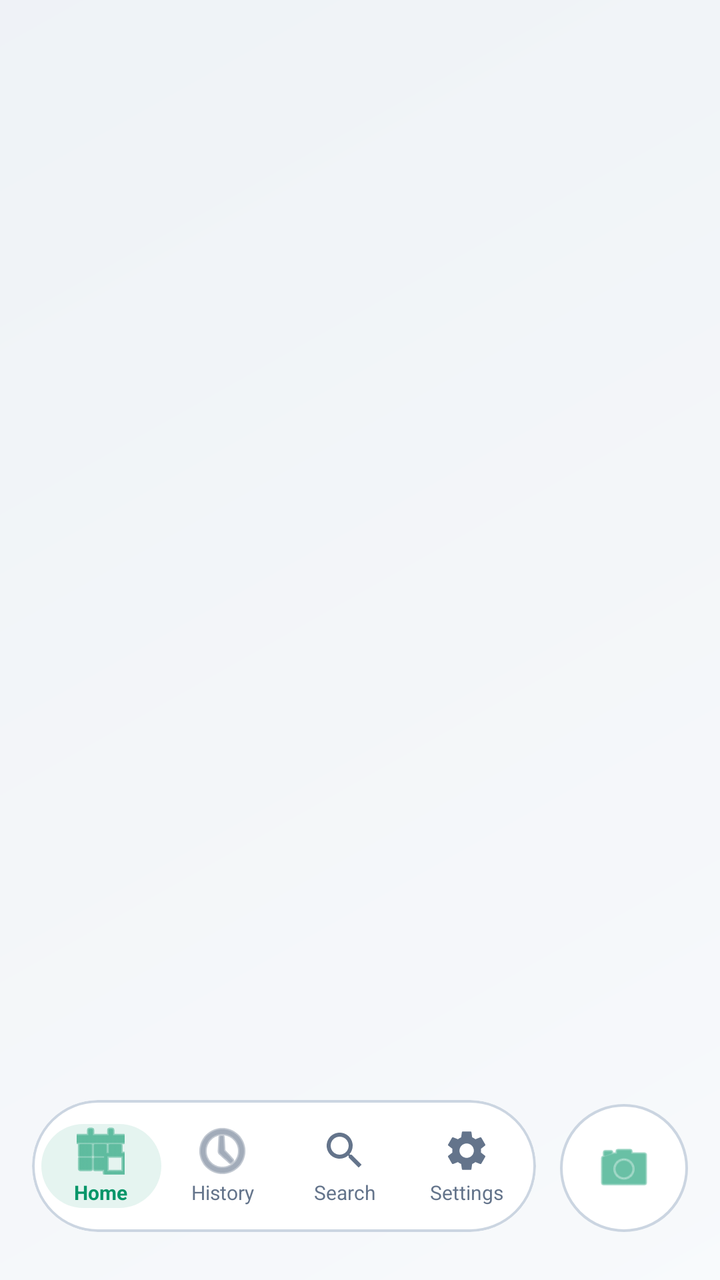
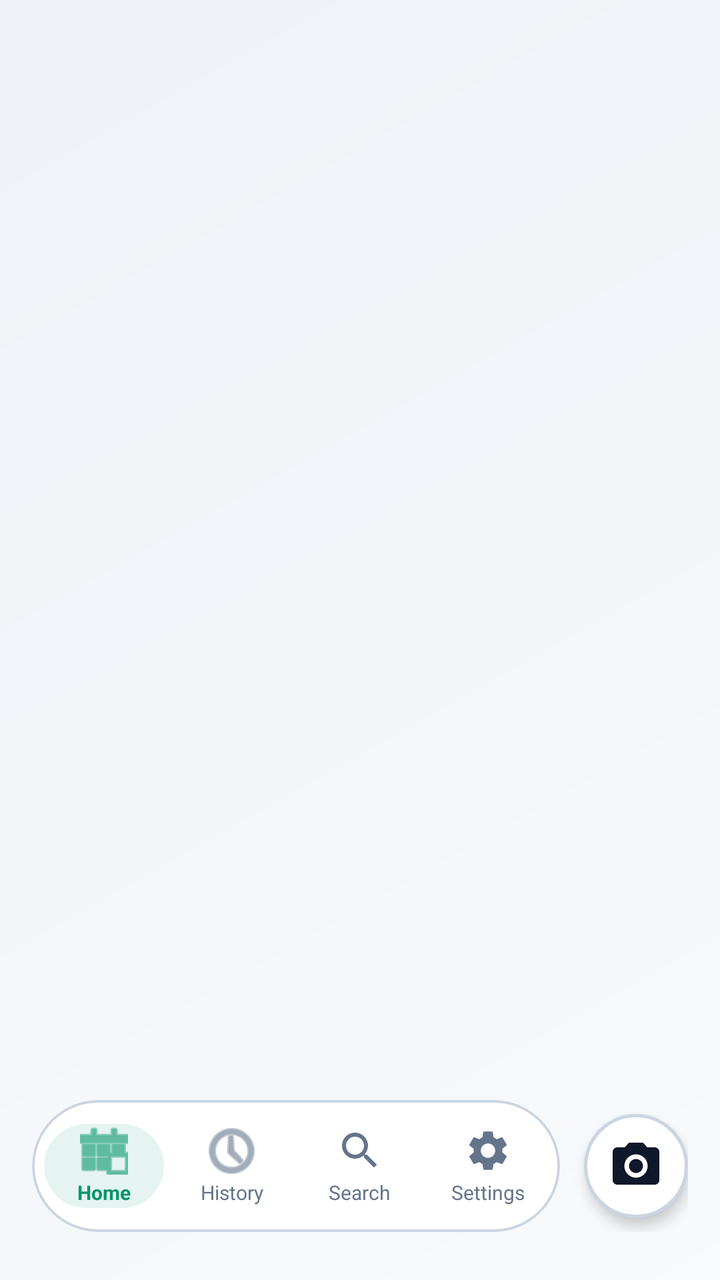

Two renders of the same Android screen: before a commit and after it. Below are the layout's source before the change and the commit's diff.
<!-- AndroidManifest.xml: activity theme Theme.OCRMedicationApp -->
<!-- res/layout/activity_main.xml -->
<?xml version="1.0" encoding="utf-8"?>
<androidx.constraintlayout.widget.ConstraintLayout
    xmlns:android="http://schemas.android.com/apk/res/android"
    xmlns:app="http://schemas.android.com/apk/res-auto"
    xmlns:tools="http://schemas.android.com/tools"
    android:layout_width="match_parent"
    android:layout_height="match_parent"
    android:background="@color/app_background"
    tools:context=".MainActivity">

    
    <View
        android:layout_width="match_parent"
        android:layout_height="match_parent"
        android:background="@drawable/main_background_gradient"
        android:alpha="0.4"/>

    
    <androidx.viewpager2.widget.ViewPager2
        android:id="@+id/mainViewPager"
        android:layout_width="match_parent"
        android:layout_height="0dp"
        app:layout_constraintTop_toTopOf="parent"
        app:layout_constraintBottom_toBottomOf="parent"/>

    
    <androidx.constraintlayout.widget.ConstraintLayout
        android:id="@+id/bottomNavRow"
        android:layout_width="match_parent"
        android:layout_height="wrap_content"
        android:paddingHorizontal="16dp"
        android:paddingBottom="24dp"
        app:layout_constraintBottom_toBottomOf="parent">

        
        <FrameLayout
            android:id="@+id/fabScanContainer"
            android:layout_width="64dp"
            android:layout_height="64dp"
            android:background="@drawable/fab_scanner_circle_bg"
            android:contentDescription="@string/desc_scan"
            android:elevation="0dp"
            android:clickable="true"
            android:focusable="true"
            app:layout_constraintBottom_toBottomOf="parent"
            app:layout_constraintEnd_toEndOf="parent">

            <ImageView
                android:id="@+id/fabScan"
                android:layout_width="30dp"
                android:layout_height="30dp"
                android:layout_gravity="center"
                android:src="@android:drawable/ic_menu_camera"
                app:tint="@color/nav_selected"
                android:contentDescription="@string/desc_camera_icon" />
        </FrameLayout>

        
        <com.google.android.material.card.MaterialCardView
            android:id="@+id/bottomNavCard"
            android:layout_width="0dp"
            android:layout_height="66dp"
            android:layout_marginEnd="12dp"
            app:cardBackgroundColor="@color/glass_card_bg"
            app:cardCornerRadius="33dp"
            app:cardElevation="0dp"
            app:strokeColor="@color/glass_stroke"
            app:strokeWidth="1.2dp"
            app:layout_constraintStart_toStartOf="parent"
            app:layout_constraintEnd_toStartOf="@id/fabScanContainer"
            app:layout_constraintBottom_toBottomOf="parent">

            <androidx.constraintlayout.widget.ConstraintLayout
                android:layout_width="match_parent"
                android:layout_height="match_parent"
                android:paddingHorizontal="4dp">

                
                <View
                    android:id="@+id/navIndicator"
                    android:layout_width="60dp"
                    android:layout_height="42dp"
                    android:background="@drawable/nav_indicator"
                    android:visibility="visible"
                    app:layout_constraintTop_toTopOf="parent"
                    app:layout_constraintBottom_toBottomOf="parent"
                    app:layout_constraintStart_toStartOf="@+id/navHomeContainer"
                    app:layout_constraintEnd_toEndOf="@+id/navHomeContainer"/>

                
                <LinearLayout
                    android:id="@+id/navHomeContainer"
                    android:layout_width="0dp"
                    android:layout_height="wrap_content"
                    android:orientation="vertical"
                    android:gravity="center"
                    android:clickable="true"
                    android:focusable="true"
                    android:background="@android:color/transparent"
                    app:layout_constraintTop_toTopOf="parent"
                    app:layout_constraintBottom_toBottomOf="parent"
                    app:layout_constraintStart_toStartOf="parent"
                    app:layout_constraintEnd_toStartOf="@+id/navHistoryContainer">

                    <ImageButton
                        android:id="@+id/navHome"
                        android:layout_width="24dp"
                        android:layout_height="24dp"
                        android:src="@android:drawable/ic_menu_today"
                        android:background="@android:color/transparent"
                        app:tint="@color/nav_selected"
                        android:contentDescription="@string/desc_home"
                        android:clickable="false"
                        android:focusable="false"/>

                    <TextView
                        android:id="@+id/tvNavHome"
                        android:layout_width="wrap_content"
                        android:layout_height="wrap_content"
                        android:text="@string/nav_home"
                        android:textSize="10sp"
                        android:textColor="@color/nav_selected"
                        android:textStyle="bold"
                        android:layout_marginTop="2dp"/>
                </LinearLayout>

                
                <LinearLayout
                    android:id="@+id/navHistoryContainer"
                    android:layout_width="0dp"
                    android:layout_height="wrap_content"
                    android:orientation="vertical"
                    android:gravity="center"
                    android:clickable="true"
                    android:focusable="true"
                    android:background="@android:color/transparent"
                    app:layout_constraintTop_toTopOf="parent"
                    app:layout_constraintBottom_toBottomOf="parent"
                    app:layout_constraintStart_toEndOf="@+id/navHomeContainer"
                    app:layout_constraintEnd_toStartOf="@+id/navOnlineContainer">

                    <ImageButton
                        android:id="@+id/navHistory"
                        android:layout_width="24dp"
                        android:layout_height="24dp"
                        android:src="@android:drawable/ic_menu_recent_history"
                        android:background="@android:color/transparent"
                        app:tint="@color/nav_unselected"
                        android:contentDescription="@string/desc_history"
                        android:clickable="false"
                        android:focusable="false"/>

                    <TextView
                        android:id="@+id/tvNavHistory"
                        android:layout_width="wrap_content"
                        android:layout_height="wrap_content"
                        android:text="@string/nav_history"
                        android:textSize="10sp"
                        android:textColor="@color/nav_unselected"
                        android:layout_marginTop="2dp"/>
                </LinearLayout>

                
                <LinearLayout
                    android:id="@+id/navOnlineContainer"
                    android:layout_width="0dp"
                    android:layout_height="wrap_content"
                    android:orientation="vertical"
                    android:gravity="center"
                    android:clickable="true"
                    android:focusable="true"
                    android:background="@android:color/transparent"
                    app:layout_constraintTop_toTopOf="parent"
                    app:layout_constraintBottom_toBottomOf="parent"
                    app:layout_constraintStart_toEndOf="@+id/navHistoryContainer"
                    app:layout_constraintEnd_toStartOf="@+id/navSettingsContainer">

                    <ImageButton
                        android:id="@+id/navOnlineInfo"
                        android:layout_width="24dp"
                        android:layout_height="24dp"
                        android:src="@drawable/ic_search"
                        android:background="@android:color/transparent"
                        app:tint="@color/nav_unselected"
                        android:contentDescription="@string/desc_online"
                        android:clickable="false"
                        android:focusable="false"/>

                    <TextView
                        android:id="@+id/tvNavOnline"
                        android:layout_width="wrap_content"
                        android:layout_height="wrap_content"
                        android:text="@string/nav_search"
                        android:textSize="10sp"
                        android:textColor="@color/nav_unselected"
                        android:layout_marginTop="2dp"/>
                </LinearLayout>

                
                <LinearLayout
                    android:id="@+id/navSettingsContainer"
                    android:layout_width="0dp"
                    android:layout_height="wrap_content"
                    android:orientation="vertical"
                    android:gravity="center"
                    android:clickable="true"
                    android:focusable="true"
                    android:background="@android:color/transparent"
                    app:layout_constraintTop_toTopOf="parent"
                    app:layout_constraintBottom_toBottomOf="parent"
                    app:layout_constraintStart_toEndOf="@+id/navOnlineContainer"
                    app:layout_constraintEnd_toEndOf="parent">

                    <ImageButton
                        android:id="@+id/navSettings"
                        android:layout_width="24dp"
                        android:layout_height="24dp"
                        android:src="@drawable/ic_settings_ios"
                        android:background="@android:color/transparent"
                        app:tint="@color/nav_unselected"
                        android:contentDescription="@string/desc_settings"
                        android:clickable="false"
                        android:focusable="false"/>

                    <TextView
                        android:id="@+id/tvNavSettings"
                        android:layout_width="wrap_content"
                        android:layout_height="wrap_content"
                        android:text="@string/nav_settings"
                        android:textSize="10sp"
                        android:textColor="@color/nav_unselected"
                        android:layout_marginTop="2dp"/>
                </LinearLayout>

            </androidx.constraintlayout.widget.ConstraintLayout>
        </com.google.android.material.card.MaterialCardView>

    </androidx.constraintlayout.widget.ConstraintLayout>

    
    <FrameLayout
        android:id="@+id/cameraGuideOverlay"
        android:layout_width="match_parent"
        android:layout_height="match_parent"
        android:background="@color/overlay_background"
        android:visibility="gone"
        android:elevation="0dp">

        <LinearLayout
            android:layout_width="match_parent"
            android:layout_height="wrap_content"
            android:layout_gravity="center"
            android:orientation="vertical"
            android:padding="30dp"
            android:gravity="center">

            <TextView
                android:layout_width="wrap_content"
                android:layout_height="wrap_content"
                android:text="@string/scan_guide_title"
                android:textColor="@color/white"
                android:textSize="20sp"
                android:textStyle="bold"
                android:layout_marginBottom="20dp"/>

            <View
                android:layout_width="280dp"
                android:layout_height="200dp"
                android:background="@drawable/scan_frame_border"/>

            <TextView
                android:layout_width="wrap_content"
                android:layout_height="wrap_content"
                android:text="@string/scan_guide_subtitle"
                android:textColor="@color/text_hint"
                android:textSize="14sp"
                android:gravity="center"
                android:layout_marginTop="24dp"
                android:layout_marginBottom="32dp"/>

            <LinearLayout
                android:layout_width="match_parent"
                android:layout_height="wrap_content"
                android:orientation="horizontal"
                android:weightSum="2">

                <Button
                    android:id="@+id/btnCancelScan"
                    android:layout_width="0dp"
                    android:layout_height="54dp"
                    android:layout_weight="1"
                    android:text="@string/btn_cancel"
                    android:textColor="@color/white"
                    android:background="@android:color/transparent"
                    android:layout_marginEnd="10dp"/>

                <Button
                    android:id="@+id/btnProceedScan"
                    android:layout_width="0dp"
                    android:layout_height="54dp"
                    android:layout_weight="1"
                    android:text="@string/btn_start_scan"
                    android:backgroundTint="@color/accent_teal_dark"
                    android:textColor="@color/white"
                    android:textStyle="bold"/>
            </LinearLayout>
        </LinearLayout>
    </FrameLayout>

    
    <LinearLayout
        android:id="@+id/loadingOverlay"
        android:layout_width="match_parent"
        android:layout_height="match_parent"
        android:background="@color/loading_overlay_background"
        android:gravity="center"
        android:orientation="vertical"
        android:visibility="gone"
        android:elevation="0dp"
        android:clickable="true"
        android:focusable="true">

        <ProgressBar
            android:layout_width="64dp"
            android:layout_height="64dp"
            android:indeterminateTint="@color/accent_teal_dark" />

        <TextView
            android:id="@+id/tvLoadingMain"
            android:layout_width="wrap_content"
            android:layout_height="wrap_content"
            android:layout_marginTop="20dp"
            android:text="@string/loading_main"
            android:textColor="@color/white"
            android:textSize="18sp"
            android:textStyle="bold" />

        <TextView
            android:id="@+id/tvLoadingSub"
            android:layout_width="wrap_content"
            android:layout_height="wrap_content"
            android:layout_marginTop="8dp"
            android:text="@string/loading_sub"
            android:textColor="@color/text_hint"
            android:textSize="14sp" />
    </LinearLayout>

    
    <View
        android:id="@+id/themeRevealView"
        android:layout_width="match_parent"
        android:layout_height="match_parent"
        android:background="@color/app_background"
        android:visibility="invisible"
        android:elevation="0dp"/>

</androidx.constraintlayout.widget.ConstraintLayout>
<!-- resources referenced by this layout -->
<resources>
  <color name="accent_teal_dark">#047857</color>
  <color name="app_background">#F8FAFC</color>
  <color name="glass_card_bg">#FFFFFF</color>
  <color name="glass_stroke">#CBD5E1</color>
  <color name="loading_overlay_background">#E60F172A</color>
  <color name="nav_selected">#059669</color>
  <color name="nav_unselected">#64748B</color>
  <color name="overlay_background">#CC0F172A</color>
  <color name="text_hint">#94A3B8</color>
  <color name="white">#FFFFFFFF</color>
  <!-- drawable fab_scanner_circle_bg (drawable) -->
  <?xml version="1.0" encoding="utf-8"?>
  <ripple xmlns:android="http://schemas.android.com/apk/res/android"
      android:color="#33059669">
      <item>
          <shape android:shape="oval">
              <solid android:color="@color/glass_card_bg"/>
              <stroke
                  android:width="1.2dp"
                  android:color="@color/glass_stroke"/>
          </shape>
      </item>
  </ripple>
  <!-- drawable main_background_gradient (drawable) -->
  <?xml version="1.0" encoding="utf-8"?>
  <shape xmlns:android="http://schemas.android.com/apk/res/android">
      <gradient
          android:startColor="#F8FAFC"
          android:endColor="#E2E8F0"
          android:angle="135"/>
  </shape>
  <!-- drawable nav_indicator (drawable) -->
  <?xml version="1.0" encoding="utf-8"?>
  <shape xmlns:android="http://schemas.android.com/apk/res/android">
      <solid android:color="@color/selected_option_bg"/>
      <corners android:radius="21dp"/>
  </shape>
  <!-- drawable scan_frame_border (drawable) -->
  <?xml version="1.0" encoding="utf-8"?>
  <shape xmlns:android="http://schemas.android.com/apk/res/android"
      android:shape="rectangle">
      <stroke
          android:width="2dp"
          android:color="#48C7B5"/>
      <corners
          android:radius="12dp"/>
      <solid
          android:color="#1A48C7B5"/>
  </shape>
  <string name="btn_cancel">Cancel</string>
  <string name="btn_start_scan">Start Scan</string>
  <string name="desc_camera_icon">Camera Icon</string>
  <string name="desc_history">Medication History</string>
  <string name="desc_home">Home Schedule</string>
  <string name="desc_online">Online Medical Info</string>
  <string name="desc_scan">Scan Prescription</string>
  <string name="desc_settings">App Settings</string>
  <string name="loading_main">AI is performing a deep scan...</string>
  <string name="loading_sub">Deciphering handwriting and cursive. Please wait...</string>
  <string name="nav_history">History</string>
  <string name="nav_home">Home</string>
  <string name="nav_search">Search</string>
  <string name="nav_settings">Settings</string>
  <string name="scan_guide_subtitle">Ensure text is clear and within the frame for best results.</string>
  <string name="scan_guide_title">Position Prescription</string>
  <style name="Theme.OCRMedicationApp" parent="Base.Theme.OCRMedicationApp" />
  <color name="selected_option_bg">#1A059669</color>
  <style name="Base.Theme.OCRMedicationApp" parent="Theme.Material3.DayNight.NoActionBar">
          <item name="android:navigationBarColor">@android:color/transparent</item>
          <item name="android:statusBarColor">@android:color/transparent</item>
          <item name="android:windowDrawsSystemBarBackgrounds">true</item>
          <item name="android:enforceNavigationBarContrast" tools:targetApi="q">false</item>
          <item name="android:enforceStatusBarContrast" tools:targetApi="q">false</item>
          <item name="bottomSheetDialogTheme">@style/CustomBottomSheetDialogTheme</item>
      </style>
  <style name="CustomBottomSheetDialogTheme" parent="ThemeOverlay.Material3.BottomSheetDialog">
          <item name="android:windowAnimationStyle">@style/BottomSheetSlideAnimation</item>
      </style>
  <style name="BottomSheetSlideAnimation">
          <item name="android:windowEnterAnimation">@anim/slide_in_bottom</item>
          <item name="android:windowExitAnimation">@anim/slide_out_bottom</item>
      </style>
  <!-- unchanged entries left out for length: 2 -->
</resources>

<!-- the commit's change to res/layout/activity_main.xml (unified diff, before → after) -->
@@ -34,25 +34,25 @@
 
         
         <FrameLayout
-            android:id="@+id/fabScanContainer"
-            android:layout_width="64dp"
-            android:layout_height="64dp"
-            android:background="@drawable/fab_scanner_circle_bg"
-            android:contentDescription="@string/desc_scan"
-            android:elevation="0dp"
+            android:id="@+id/btnCameraScan"
+            android:layout_width="52dp"
+            android:layout_height="52dp"
+            android:background="@drawable/circle_camera_button_bg"
+            android:elevation="4dp"
             android:clickable="true"
             android:focusable="true"
-            app:layout_constraintBottom_toBottomOf="parent"
+            app:layout_constraintTop_toTopOf="@id/bottomNavCard"
+            app:layout_constraintBottom_toBottomOf="@id/bottomNavCard"
             app:layout_constraintEnd_toEndOf="parent">
 
             <ImageView
-                android:id="@+id/fabScan"
-                android:layout_width="30dp"
-                android:layout_height="30dp"
+                android:id="@+id/ivCameraScan"
+                android:layout_width="28dp"
+                android:layout_height="28dp"
                 android:layout_gravity="center"
-                android:src="@android:drawable/ic_menu_camera"
-                app:tint="@color/nav_selected"
-                android:contentDescription="@string/desc_camera_icon" />
+                android:src="@drawable/ic_camera_outlined"
+                app:tint="@color/text_primary"
+                android:contentDescription="@string/desc_scan" />
         </FrameLayout>
 
         
@@ -67,7 +67,7 @@
             app:strokeColor="@color/glass_stroke"
             app:strokeWidth="1.2dp"
             app:layout_constraintStart_toStartOf="parent"
-            app:layout_constraintEnd_toStartOf="@id/fabScanContainer"
+            app:layout_constraintEnd_toStartOf="@id/btnCameraScan"
             app:layout_constraintBottom_toBottomOf="parent">
 
             <androidx.constraintlayout.widget.ConstraintLayout
@@ -238,76 +238,6 @@
     </androidx.constraintlayout.widget.ConstraintLayout>
 
     
-    <FrameLayout
-        android:id="@+id/cameraGuideOverlay"
-        android:layout_width="match_parent"
-        android:layout_height="match_parent"
-        android:background="@color/overlay_background"
-        android:visibility="gone"
-        android:elevation="0dp">
-
-        <LinearLayout
-            android:layout_width="match_parent"
-            android:layout_height="wrap_content"
-            android:layout_gravity="center"
-            android:orientation="vertical"
-            android:padding="30dp"
-            android:gravity="center">
-
-            <TextView
-                android:layout_width="wrap_content"
-                android:layout_height="wrap_content"
-                android:text="@string/scan_guide_title"
-                android:textColor="@color/white"
-                android:textSize="20sp"
-                android:textStyle="bold"
-                android:layout_marginBottom="20dp"/>
-
-            <View
-                android:layout_width="280dp"
-                android:layout_height="200dp"
-                android:background="@drawable/scan_frame_border"/>
-
-            <TextView
-                android:layout_width="wrap_content"
-                android:layout_height="wrap_content"
-                android:text="@string/scan_guide_subtitle"
-                android:textColor="@color/text_hint"
-                android:textSize="14sp"
-                android:gravity="center"
-                android:layout_marginTop="24dp"
-                android:layout_marginBottom="32dp"/>
-
-            <LinearLayout
-                android:layout_width="match_parent"
-                android:layout_height="wrap_content"
-                android:orientation="horizontal"
-                android:weightSum="2">
-
-                <Button
-                    android:id="@+id/btnCancelScan"
-                    android:layout_width="0dp"
-                    android:layout_height="54dp"
-                    android:layout_weight="1"
-                    android:text="@string/btn_cancel"
-                    android:textColor="@color/white"
-                    android:background="@android:color/transparent"
-                    android:layout_marginEnd="10dp"/>
-
-                <Button
-                    android:id="@+id/btnProceedScan"
-                    android:layout_width="0dp"
-                    android:layout_height="54dp"
-                    android:layout_weight="1"
-                    android:text="@string/btn_start_scan"
-                    android:backgroundTint="@color/accent_teal_dark"
-                    android:textColor="@color/white"
-                    android:textStyle="bold"/>
-            </LinearLayout>
-        </LinearLayout>
-    </FrameLayout>
-
-    
     <LinearLayout
         android:id="@+id/loadingOverlay"
         android:layout_width="match_parent"
@@ -316,33 +246,65 @@
         android:gravity="center"
         android:orientation="vertical"
         android:visibility="gone"
+        android:clipChildren="false"
+        android:clipToPadding="false"
         android:elevation="0dp"
         android:clickable="true"
         android:focusable="true">
 
-        <ProgressBar
-            android:layout_width="64dp"
-            android:layout_height="64dp"
-            android:indeterminateTint="@color/accent_teal_dark" />
+        <com.airbnb.lottie.LottieAnimationView
+            android:id="@+id/lottieSearching"
+            android:layout_width="140dp"
+            android:layout_height="140dp"
+            android:visibility="gone"
+            android:scaleType="fitCenter"
+            app:lottie_clipToCompositionBounds="false"
+            app:lottie_rawRes="@raw/searching"
+            app:lottie_autoPlay="false"
+            app:lottie_loop="true" />
 
         <TextView
-            android:id="@+id/tvLoadingMain"
+            android:id="@+id/tvSearching"
             android:layout_width="wrap_content"
             android:layout_height="wrap_content"
-            android:layout_marginTop="20dp"
-            android:text="@string/loading_main"
-            android:textColor="@color/white"
-            android:textSize="18sp"
-            android:textStyle="bold" />
+            android:paddingTop="12dp"
+            android:text="@string/label_searching"
+            android:textColor="#F8FAFC"
+            android:textSize="16sp"
+            android:fontFamily="sans-serif-medium"
+            android:gravity="center"
+            android:visibility="gone" />
+
+        <com.airbnb.lottie.LottieAnimationView
+            android:id="@+id/lottieScanning"
+            android:layout_width="160dp"
+            android:layout_height="160dp"
+            android:visibility="gone"
+            android:scaleType="centerInside"
+            app:lottie_clipToCompositionBounds="false"
+            app:lottie_rawRes="@raw/scanning"
+            app:lottie_autoPlay="false"
+            app:lottie_loop="true"
+            app:lottie_renderMode="software" />
 
         <TextView
-            android:id="@+id/tvLoadingSub"
+            android:id="@+id/tvScanning"
             android:layout_width="wrap_content"
             android:layout_height="wrap_content"
-            android:layout_marginTop="8dp"
-            android:text="@string/loading_sub"
-            android:textColor="@color/text_hint"
-            android:textSize="14sp" />
+            android:paddingTop="12dp"
+            android:text="Scanning for Medications"
+            android:textColor="#F8FAFC"
+            android:textSize="16sp"
+            android:fontFamily="sans-serif-medium"
+            android:gravity="center"
+            android:visibility="gone" />
+
+        <ProgressBar
+            android:id="@+id/pbSearchingFallback"
+            android:layout_width="48dp"
+            android:layout_height="48dp"
+            android:indeterminateTint="#F8FAFC"
+            android:visibility="gone" />
     </LinearLayout>
 
     
<!-- resource entries referenced after the edit -->
@@ -1,28 +1,36 @@
 <!-- resources referenced by this layout -->
 <resources>
-  <color name="accent_teal_dark">#047857</color>
   <color name="app_background">#F8FAFC</color>
   <color name="glass_card_bg">#FFFFFF</color>
   <color name="glass_stroke">#CBD5E1</color>
   <color name="loading_overlay_background">#E60F172A</color>
   <color name="nav_selected">#059669</color>
   <color name="nav_unselected">#64748B</color>
-  <color name="overlay_background">#CC0F172A</color>
-  <color name="text_hint">#94A3B8</color>
-  <color name="white">#FFFFFFFF</color>
-  <!-- drawable fab_scanner_circle_bg (drawable) -->
+  <color name="text_primary">#0F172A</color>
+  <!-- drawable circle_camera_button_bg (drawable) -->
   <?xml version="1.0" encoding="utf-8"?>
   <ripple xmlns:android="http://schemas.android.com/apk/res/android"
-      android:color="#33059669">
+      android:color="@color/selected_option_bg">
       <item>
           <shape android:shape="oval">
               <solid android:color="@color/glass_card_bg"/>
               <stroke
-                  android:width="1.2dp"
+                  android:width="1.5dp"
                   android:color="@color/glass_stroke"/>
           </shape>
       </item>
   </ripple>
+  <!-- drawable ic_camera_outlined (drawable) -->
+  <?xml version="1.0" encoding="utf-8"?>
+  <vector xmlns:android="http://schemas.android.com/apk/res/android"
+      android:width="28dp"
+      android:height="28dp"
+      android:viewportWidth="24"
+      android:viewportHeight="24">
+      <path
+          android:fillColor="#FFFFFF"
+          android:pathData="M9,2L7.17,4H4C2.9,4 2,4.9 2,6v12c0,1.1 0.9,2 2,2h16c1.1,0 2,-0.9 2,-2V6c0,-1.1 -0.9,-2 -2,-2h-3.17L15,2H9zM12,17c-2.76,0 -5,-2.24 -5,-5s2.24,-5 5,-5 5,2.24 5,5 -2.24,5 -5,5zM12,9c-1.65,0 -3,1.35 -3,3s1.35,3 3,3 3,-1.35 3,-3 -1.35,-3 -3,-3z"/>
+  </vector>
   <!-- drawable main_background_gradient (drawable) -->
   <?xml version="1.0" encoding="utf-8"?>
   <shape xmlns:android="http://schemas.android.com/apk/res/android">
@@ -37,34 +45,16 @@
       <solid android:color="@color/selected_option_bg"/>
       <corners android:radius="21dp"/>
   </shape>
-  <!-- drawable scan_frame_border (drawable) -->
-  <?xml version="1.0" encoding="utf-8"?>
-  <shape xmlns:android="http://schemas.android.com/apk/res/android"
-      android:shape="rectangle">
-      <stroke
-          android:width="2dp"
-          android:color="#48C7B5"/>
-      <corners
-          android:radius="12dp"/>
-      <solid
-          android:color="#1A48C7B5"/>
-  </shape>
-  <string name="btn_cancel">Cancel</string>
-  <string name="btn_start_scan">Start Scan</string>
-  <string name="desc_camera_icon">Camera Icon</string>
   <string name="desc_history">Medication History</string>
   <string name="desc_home">Home Schedule</string>
   <string name="desc_online">Online Medical Info</string>
   <string name="desc_scan">Scan Prescription</string>
   <string name="desc_settings">App Settings</string>
-  <string name="loading_main">AI is performing a deep scan...</string>
-  <string name="loading_sub">Deciphering handwriting and cursive. Please wait...</string>
+  <string name="label_searching">Searching...</string>
   <string name="nav_history">History</string>
   <string name="nav_home">Home</string>
   <string name="nav_search">Search</string>
   <string name="nav_settings">Settings</string>
-  <string name="scan_guide_subtitle">Ensure text is clear and within the frame for best results.</string>
-  <string name="scan_guide_title">Position Prescription</string>
   <style name="Theme.OCRMedicationApp" parent="Base.Theme.OCRMedicationApp" />
   <color name="selected_option_bg">#1A059669</color>
   <style name="Base.Theme.OCRMedicationApp" parent="Theme.Material3.DayNight.NoActionBar">
